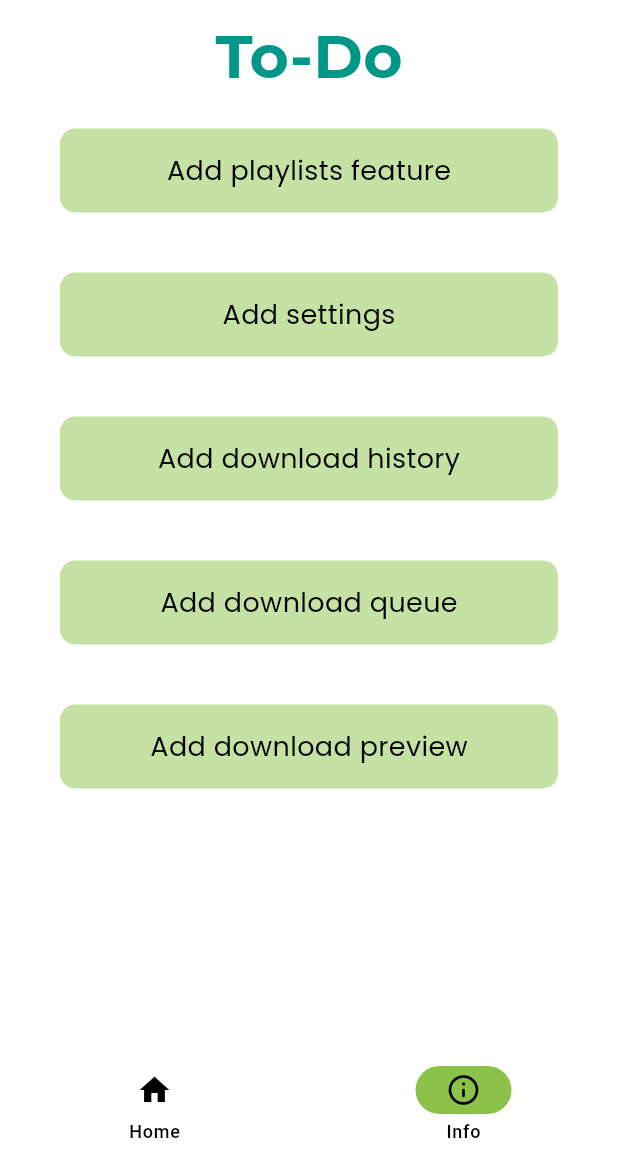
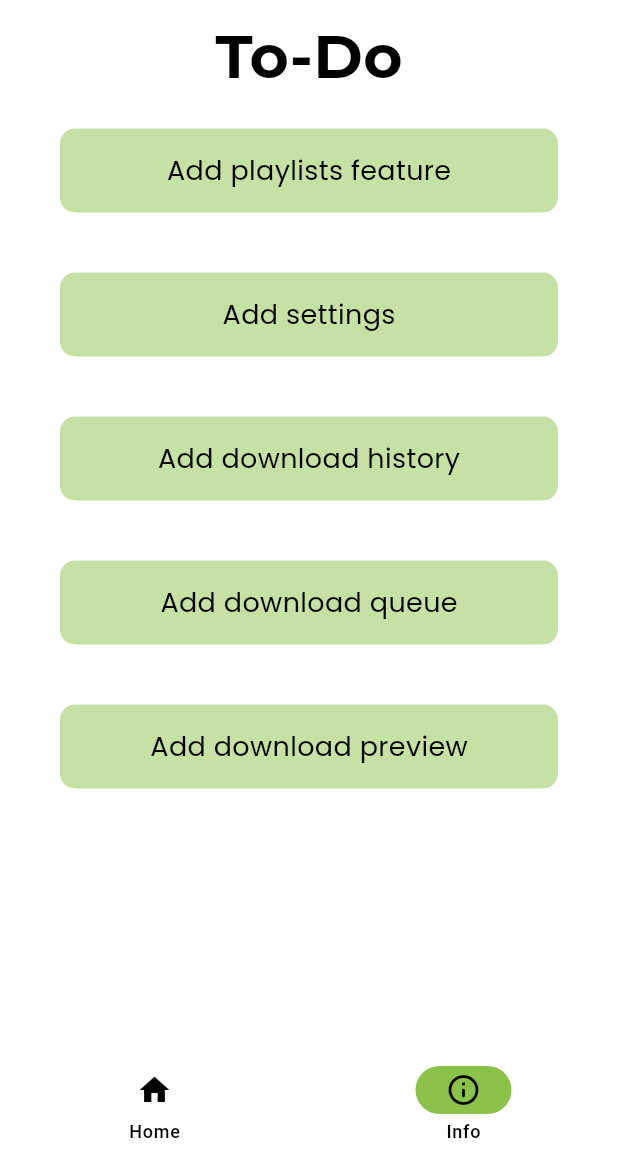
Before and after one commit to Vescron/Youtube-DL, a Flutter app: the screen it shows after launch, item 2 of the bottom bar chosen, on a phone screen of 412 x 824 dp, the part 71-1236 px from its top. Run offline on Flutter 3.47's test engine with Material 3 defaults, Android fonts, the phone set to English and light mode, and no system bars; drawn by our look-alikes of dynamic_color; our stand-ins replace google_fonts, permission_handler; missing offline and left inert: youtube_explode_dart.

Commit message:
update exploder

```diff
--- a/lib/pages/info.dart
+++ b/lib/pages/info.dart
@@ -24,7 +24,8 @@ class Info extends StatelessWidget {
             Text('To-Do',
                 style: GoogleFonts.montserrat(fontSize: 40,
                 fontWeight: FontWeight.bold,
-                color: Colors.teal)
+                //color: Colors.teal
+                )
                 ),
             Expanded(
               child: ListView.builder(
--- a/pubspec.yaml
+++ b/pubspec.yaml
@@ -35,7 +35,7 @@ dependencies:
   # The following adds the Cupertino Icons font to your application.
   # Use with the CupertinoIcons class for iOS style icons.
   cupertino_icons: ^1.0.6
-  youtube_explode_dart: ^2.1.0
+  youtube_explode_dart: ^2.3.9
   permission_handler: ^11.3.0
   path_provider: ^2.1.2
   msix: ^3.16.7
```
Also changed, not shown: pubspec.lock.
